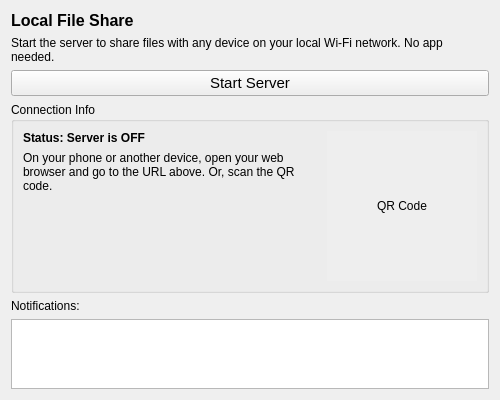
Above: src/modules/FileShare/filesharewidget.ui from DoonMad/TowerToys before the change. Below: the same form after it.
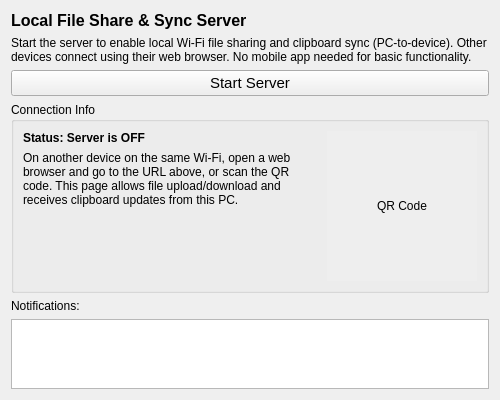
That is the form after the change.

Commit message: fix: updated UI for clipboard sync and file share

Diff of the .ui file:
```diff
--- a/src/modules/FileShare/filesharewidget.ui
+++ b/src/modules/FileShare/filesharewidget.ui
@@ -24,15 +24,13 @@
       </font>
      </property>
      <property name="text">
-      <string>Local File Share</string>
-     </property>
+      <string>Local File Share &amp; Sync Server</string> </property>
     </widget>
    </item>
    <item>
     <widget class="QLabel" name="descriptionLabel">
      <property name="text">
-      <string>Start the server to share files with any device on your local Wi-Fi network. No app needed.</string>
-     </property>
+      <string>Start the server to enable local Wi-Fi file sharing and clipboard sync (PC-to-device). Other devices connect using their web browser. No mobile app needed for basic functionality.</string> </property>
      <property name="wordWrap">
       <bool>true</bool>
      </property>
@@ -77,8 +75,7 @@
         <item>
          <widget class="QLabel" name="label">
           <property name="text">
-           <string>On your phone or another device, open your web browser and go to the URL above. Or, scan the QR code.</string>
-          </property>
+           <string>On another device on the same Wi-Fi, open a web browser and go to the URL above, or scan the QR code. This page allows file upload/download and receives clipboard updates from this PC.</string> </property>
           <property name="wordWrap">
            <bool>true</bool>
           </property>
```
The commit also changes 2 other files.
